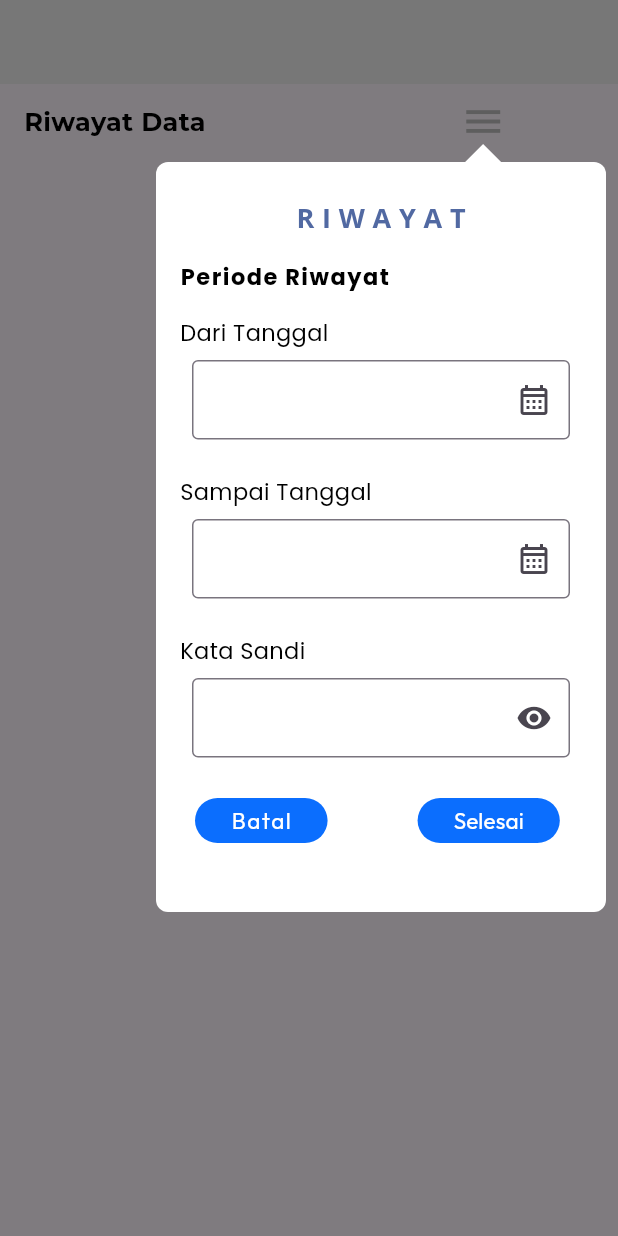
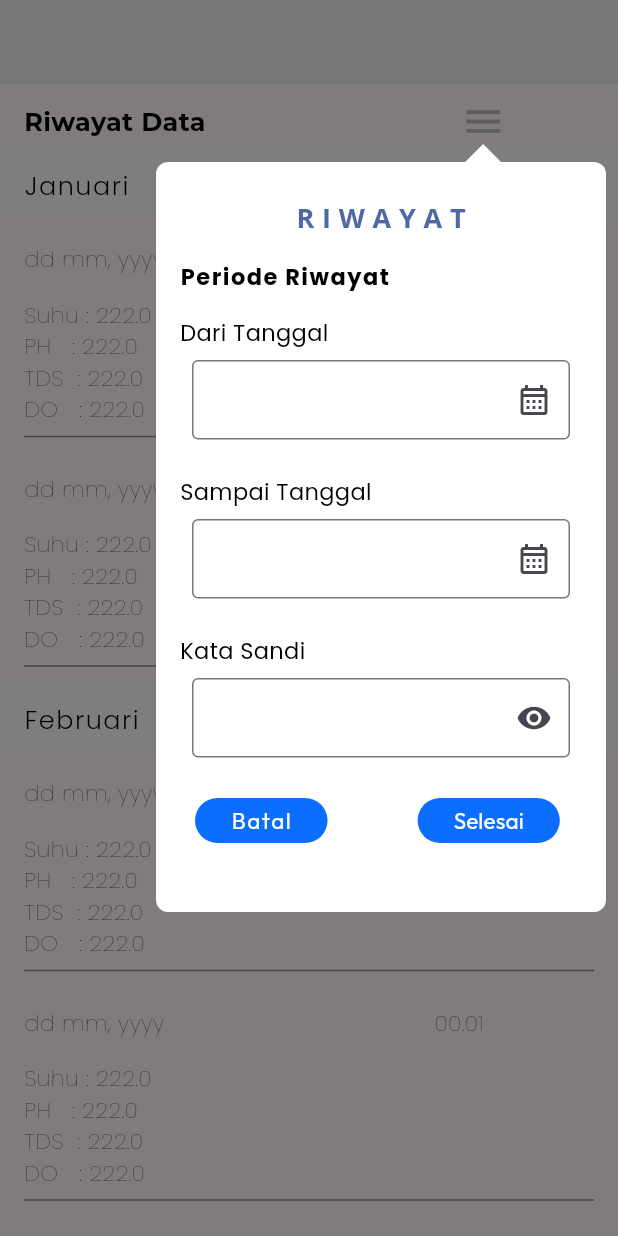
Before and after one commit to bbbintang/Project-TA, a Flutter app: the HistoryPage screen opened directly, after a tap on the "menu" icon, on a phone screen of 412 x 824 dp. Run offline on Flutter 3.47's test engine with Material 3 defaults, Android fonts, the light colour scheme and no system bars; our stand-ins replace animated_splash_screen, curved_navigation_bar, firebase_auth, firebase_core, firebase_database, firebase_messaging and 6 more; accounts and stored records are empty.

Commit message:
shared preferenced

```diff
--- a/Front-End/mwaa1/lib/Screen/history_page.dart
+++ b/Front-End/mwaa1/lib/Screen/history_page.dart
@@ -1,70 +1,10 @@
-import 'dart:async';
 import 'package:flutter/material.dart';
-import 'package:firebase_database/firebase_database.dart';
 import 'package:mwaa1/widget/button_historypage.dart';
 import 'package:mwaa1/widget/custom_history.dart';
 import 'package:mwaa1/widget/theme.dart';
 
-class HistoryPage extends StatefulWidget {
-  const HistoryPage({Key? key}) : super(key: key);
-
-  @override
-  _HistoryPageState createState() => _HistoryPageState();
-}
-
-class _HistoryPageState extends State<HistoryPage> {
-  final databaseReference = FirebaseDatabase.instance.ref();
-  List<Map<String, dynamic>> historyData = [];
-  Timer? timer;
-
-  @override
-  void initState() {
-    super.initState();
-    // Mulai pencuplikan data setiap sepuluh menit
-    startDataFetching();
-  }
-
-  @override
-  void dispose() {
-    timer?.cancel();
-    super.dispose();
-  }
-
-  void startDataFetching() {
-    // Timer untuk mengambil data setiap 10 menit
-    timer = Timer.periodic(const Duration(minutes: 10), (timer) {
-      fetchData();
-    });
-    // Ambil data pertama kali saat halaman dibuka
-    fetchData();
-  }
-
-Future<void> fetchData() async {
-  try {
-    // Ambil data dari Firebase dengan path "history"
-    final snapshot = await databaseReference.child('history').get();
-
-    // Periksa apakah snapshot ada data
-    if (snapshot.exists) {
-      final data = snapshot.value as Map<dynamic, dynamic>?;
-
-      if (data != null) {
-        setState(() {
-          historyData = data.entries
-              .map((entry) => {
-                    'timestamp': entry.key,
-                    'values': entry.value,
-                  })
-              .toList();
-        });
-      }
-    } else {
-      print("No data available");
-    }
-  } catch (e) {
-    print("Error fetching data: $e");
-  }
-}
+class HistoryPage extends StatelessWidget {
+  const HistoryPage({super.key});
 
   @override
   Widget build(BuildContext context) {
@@ -104,28 +44,57 @@ Future<void> fetchData() async {
                     style: montserrat17normal.copyWith(
                         color: Colors.black, fontWeight: FontWeight.bold),
                   ),
-                    SizedBox(width: 170),
-                    ButtonHistorypage(),
+                  SizedBox(
+                    width: 170,
+                  ),
+                  ButtonHistorypage()
                 ],
               ),
             ),
-              for (var monthData in historyData)
-                Column(
-                  children: [
-                    CustomBulan(bulanke: "Data Tanggal ${monthData['timestamp']}"),
+            CustomBulan(bulanke: "Januari"),
             CustomHistory(
-                      jamke: monthData['values']['jam'],
-                      tanggalke: monthData['values']['tanggal'],
-                      nilaiSuhu: monthData['values']['suhu'],
-                      nilaiPH: monthData['values']['ph'],
-                      nilaiTDS: monthData['values']['tds'],
-                      nilaiDO: monthData['values']['do'],
+              jamke: "00.01",
+              tanggalke: "dd mm, yyyy",
+              nilaiSuhu: 222,
+              nilaiPH: 222,
+              nilaiTDS: 222,
+              nilaiDO: 222,
+            ),
+            CustomHistory(
+              jamke: "00.01",
+              tanggalke: "dd mm, yyyy",
+              nilaiSuhu: 222,
+              nilaiPH: 222,
+              nilaiTDS: 222,
+              nilaiDO: 222,
+            ),
+            CustomBulan(bulanke: "Februari"),
+            CustomHistory(
+              jamke: "00.01",
+              tanggalke: "dd mm, yyyy",
+              nilaiSuhu: 222,
+              nilaiPH: 222,
+              nilaiTDS: 222,
+              nilaiDO: 222,
+            ),
+            CustomHistory(
+              jamke: "00.01",
+              tanggalke: "dd mm, yyyy",
+              nilaiSuhu: 222,
+              nilaiPH: 222,
+              nilaiTDS: 222,
+              nilaiDO: 222,
+            ),
+            CustomHistory(
+              jamke: "00.01",
+              tanggalke: "dd mm, yyyy",
+              nilaiSuhu: 222,
+              nilaiPH: 222,
+              nilaiTDS: 222,
+              nilaiDO: 222,
             ),
           ],
-                ),
-            ],
-          ),
-        ),
+        )),
       ),
     );
   }
--- a/Front-End/mwaa1/lib/main.dart
+++ b/Front-End/mwaa1/lib/main.dart
@@ -2,6 +2,7 @@ import 'package:firebase_core/firebase_core.dart';
 import 'package:firebase_messaging/firebase_messaging.dart';
 import 'package:flutter/material.dart';
 import 'package:mwaa1/Authentications/firebase_options.dart';
+import 'package:mwaa1/Screen/control_page.dart';
 import 'package:mwaa1/Screen/home_page.dart';
 import 'package:mwaa1/Screen/start_page.dart';
 
@@ -21,7 +22,7 @@ class MyApp extends StatelessWidget {
   Widget build(BuildContext context) {
     return MaterialApp(
       debugShowCheckedModeBanner: false,
-      home: HomePage(),
+      home: ControlPage(),
     );
   }
 }
--- a/Front-End/mwaa1/pubspec.yaml
+++ b/Front-End/mwaa1/pubspec.yaml
@@ -46,7 +46,7 @@ dependencies:
   firebase_messaging: ^15.1.3
   page_transition: ^2.1.0
   animated_splash_screen: ^1.3.0
-  shared_preferences: ^2.0.15
+  shared_preferences: ^2.3.2
 
 dev_dependencies:
   flutter_test:
```
Also changed, not shown: Front-End/mwaa1/lib/Screen/welcome_screen.dart (+39 -53 lines). Lines whose indentation alone changed are shown as unchanged.
